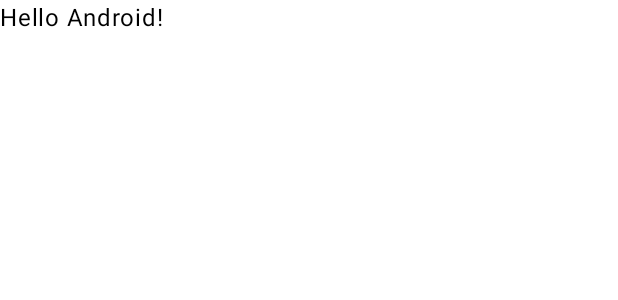
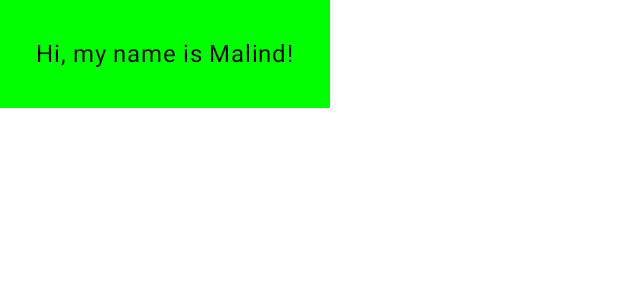
Before and after one commit to mekowalski/GreetingCard, an Android app built with Jetpack Compose: the @Preview function GreetingPreview, on a phone screen of 412 x 824 dp. Shown: the top 300 px of the screen. Run offline under Robolectric (Android 15) with nearby library versions, the phone set to English and light mode, and no system bars.

Commit message:
changed greeting style, color, name value for display

```diff
--- a/app/src/main/java/com/example/greetingcard/MainActivity.kt
+++ b/app/src/main/java/com/example/greetingcard/MainActivity.kt
@@ -7,10 +7,13 @@ import androidx.activity.enableEdgeToEdge
 import androidx.compose.foundation.layout.fillMaxSize
 import androidx.compose.foundation.layout.padding
 import androidx.compose.material3.Scaffold
+import androidx.compose.material3.Surface
 import androidx.compose.material3.Text
 import androidx.compose.runtime.Composable
 import androidx.compose.ui.Modifier
+import androidx.compose.ui.graphics.Color
 import androidx.compose.ui.tooling.preview.Preview
+import androidx.compose.ui.unit.dp
 import com.example.greetingcard.ui.theme.GreetingCardTheme
 
 class MainActivity : ComponentActivity() {
@@ -21,7 +24,7 @@ class MainActivity : ComponentActivity() {
             GreetingCardTheme {
                 Scaffold(modifier = Modifier.fillMaxSize()) { innerPadding ->
                     Greeting(
-                        name = "Android",
+                        name = "Malind",
                         modifier = Modifier.padding(innerPadding)
                     )
                 }
@@ -32,16 +35,18 @@ class MainActivity : ComponentActivity() {
 
 @Composable
 fun Greeting(name: String, modifier: Modifier = Modifier) {
-    Text(
-        text = "Hello $name!",
-        modifier = modifier
-    )
+    Surface(color = Color.Green) {
+        Text(
+            text = "Hi, my name is $name!",
+            modifier = modifier.padding(24.dp)
+        )
+    }
 }
 
 @Preview(showBackground = true)
 @Composable
 fun GreetingPreview() {
     GreetingCardTheme {
-        Greeting("Android")
+        Greeting("Malind")
     }
 }
```
